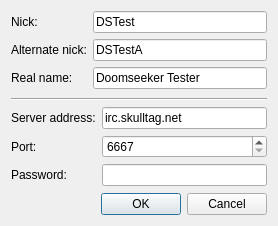
Destroyerrrocket/doomseeker-unofficial, file src/gui/irc/ircnetworkselectionbox.ui: the form before one commit.
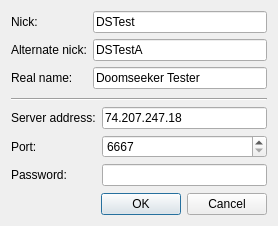
The form after the commit.

Diff of the .ui file:
```diff
--- a/src/gui/irc/ircnetworkselectionbox.ui
+++ b/src/gui/irc/ircnetworkselectionbox.ui
@@ -82,7 +82,7 @@
      <item row="0" column="1">
       <widget class="QLineEdit" name="leServerAddress">
        <property name="text">
-        <string>irc.skulltag.net</string>
+        <string>74.207.247.18</string>
        </property>
       </widget>
      </item>
```
